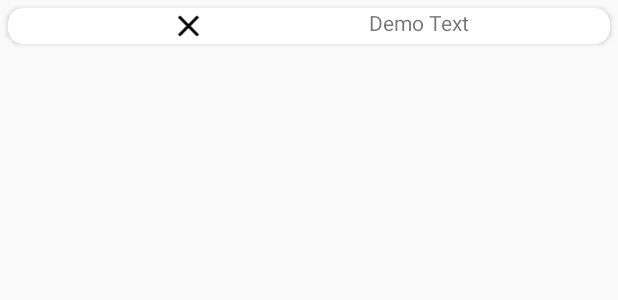
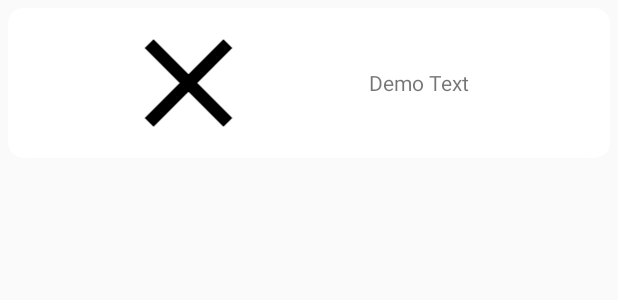
Before and after one commit to miPlodder/Overlay-Video-Player, an Android app: the layout item_playlist_recycler_view.xml on its own in the app's theme, with its tools: preview values and no code run, on a phone screen of 412 x 824 dp. Shown: the top 300 px of the screen. Run offline under Robolectric (Android 15) with nearby library versions, the phone set to English and light mode, and no system bars.

Commit message:
Thumbnail Added in Recycler View

```diff
--- a/app/src/main/res/layout/item_playlist_recycler_view.xml
+++ b/app/src/main/res/layout/item_playlist_recycler_view.xml
@@ -19,12 +19,13 @@
             android:id="@+id/ibVideoThumbnail"
             android:layout_width="0dp"
             android:layout_weight="3"
-            android:layout_height="wrap_content" />
+            android:layout_height="100dp" />
 
         <TextView
             android:id="@+id/tvVideoName"
             android:layout_width="0dp"
             android:layout_weight="2"
+            android:layout_gravity="center"
             android:layout_height="wrap_content"
             android:text="Demo Text" />
 
```
Also changed, not shown: app/src/main/java/com/example/saksham/overlayscreenshort/MainActivity.java (+4 -7 lines).
